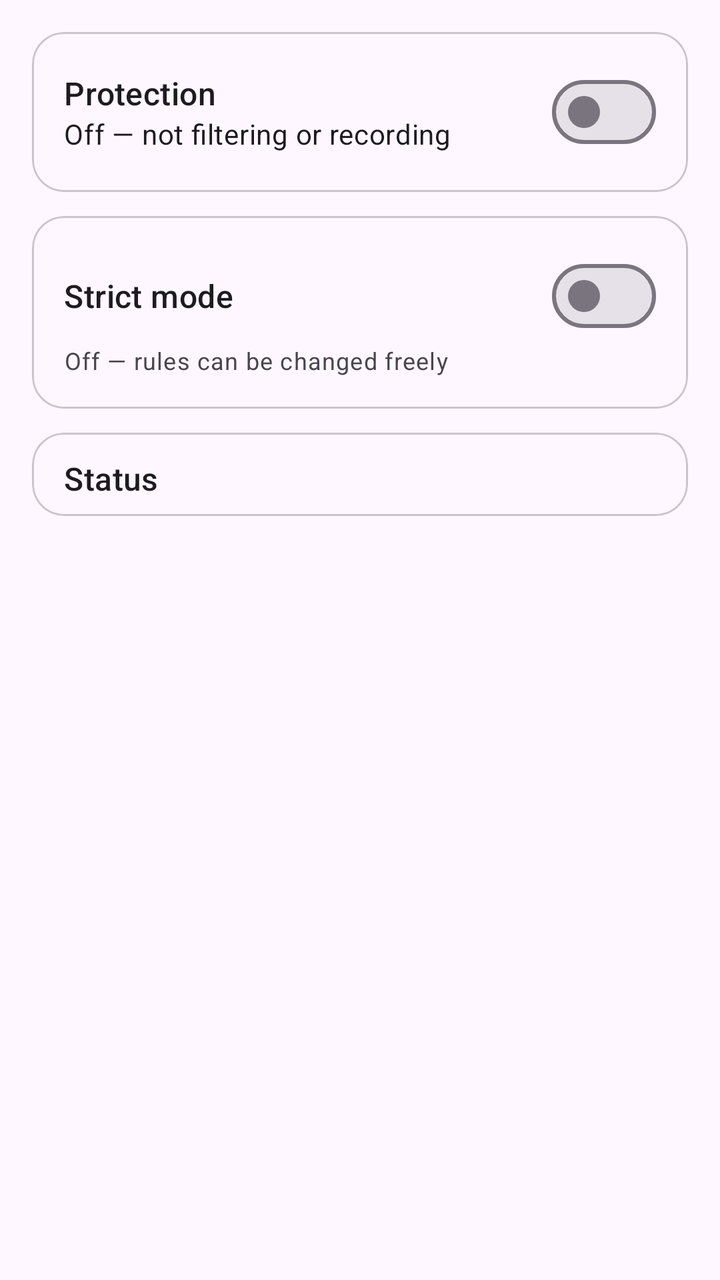
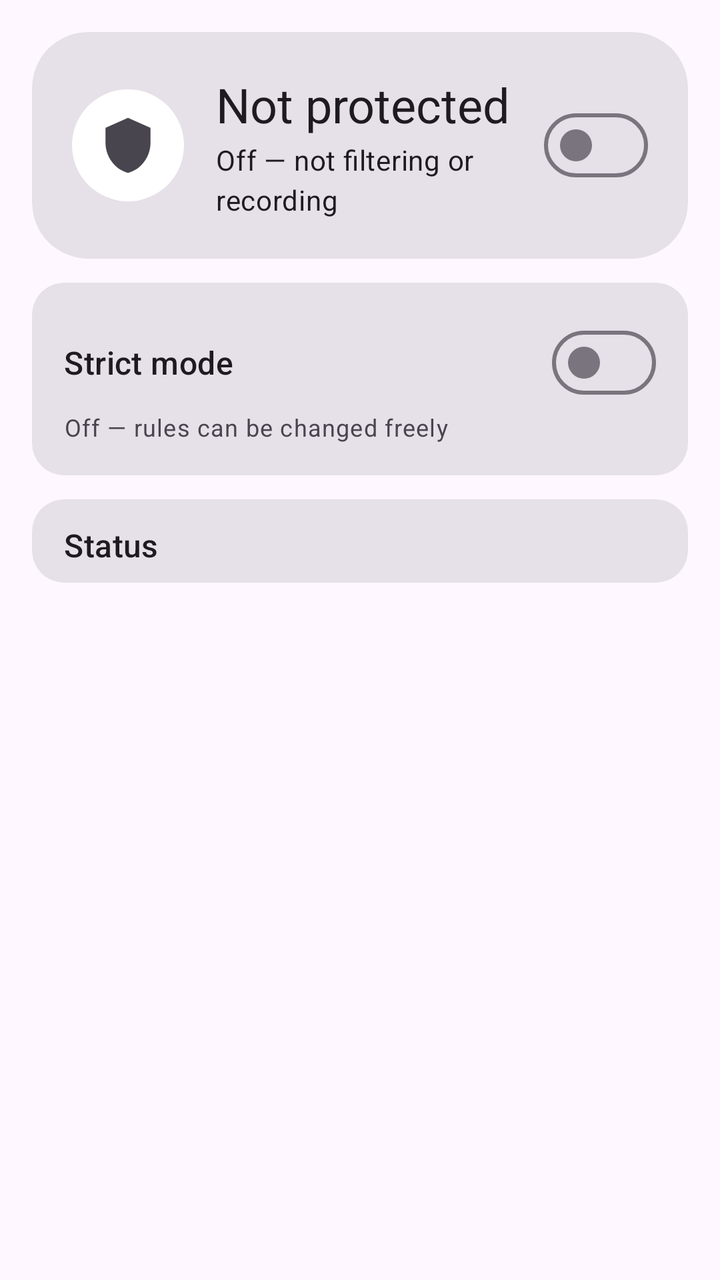

Two renders of the same Android screen: before a commit and after it. Below are the layout's source before the change and the commit's diff.
<!-- AndroidManifest.xml: application theme Theme.FocusFence -->
<!-- res/layout/fragment_home.xml -->
<?xml version="1.0" encoding="utf-8"?>
<androidx.core.widget.NestedScrollView
    xmlns:android="http://schemas.android.com/apk/res/android"
    xmlns:app="http://schemas.android.com/apk/res-auto"
    android:layout_width="match_parent"
    android:layout_height="match_parent"
    android:fillViewport="true">

    <LinearLayout
        android:layout_width="match_parent"
        android:layout_height="wrap_content"
        android:orientation="vertical"
        android:padding="16dp">

        <com.google.android.material.card.MaterialCardView
            android:layout_width="match_parent"
            android:layout_height="wrap_content"
            app:cardCornerRadius="16dp"
            app:contentPadding="16dp">

            <LinearLayout
                android:layout_width="match_parent"
                android:layout_height="wrap_content"
                android:gravity="center_vertical"
                android:orientation="horizontal">

                <LinearLayout
                    android:layout_width="0dp"
                    android:layout_height="wrap_content"
                    android:layout_weight="1"
                    android:orientation="vertical">

                    <TextView
                        android:layout_width="wrap_content"
                        android:layout_height="wrap_content"
                        android:text="@string/blocking_switch_label"
                        android:textAppearance="?attr/textAppearanceTitleMedium" />

                    <TextView
                        android:id="@+id/statusText"
                        android:layout_width="wrap_content"
                        android:layout_height="wrap_content"
                        android:text="@string/status_inactive"
                        android:textAppearance="?attr/textAppearanceBodyMedium" />
                </LinearLayout>

                <com.google.android.material.materialswitch.MaterialSwitch
                    android:id="@+id/vpnSwitch"
                    android:layout_width="wrap_content"
                    android:layout_height="wrap_content" />
            </LinearLayout>
        </com.google.android.material.card.MaterialCardView>

        <com.google.android.material.card.MaterialCardView
            android:layout_width="match_parent"
            android:layout_height="wrap_content"
            android:layout_marginTop="12dp"
            app:cardCornerRadius="16dp"
            app:contentPadding="16dp">

            <LinearLayout
                android:layout_width="match_parent"
                android:layout_height="wrap_content"
                android:orientation="vertical">

                <LinearLayout
                    android:layout_width="match_parent"
                    android:layout_height="wrap_content"
                    android:gravity="center_vertical"
                    android:orientation="horizontal">

                    <TextView
                        android:layout_width="0dp"
                        android:layout_height="wrap_content"
                        android:layout_weight="1"
                        android:text="@string/strict_title"
                        android:textAppearance="?attr/textAppearanceTitleMedium" />

                    <com.google.android.material.materialswitch.MaterialSwitch
                        android:id="@+id/strictSwitch"
                        android:layout_width="wrap_content"
                        android:layout_height="wrap_content" />
                </LinearLayout>

                <LinearLayout
                    android:layout_width="match_parent"
                    android:layout_height="wrap_content"
                    android:gravity="center_vertical"
                    android:orientation="horizontal">

                    <TextView
                        android:id="@+id/strictStatusText"
                        android:layout_width="0dp"
                        android:layout_height="wrap_content"
                        android:layout_weight="1"
                        android:text="@string/strict_off"
                        android:textAppearance="?attr/textAppearanceBodySmall"
                        android:textColor="?android:attr/textColorSecondary" />

                    <Button
                        android:id="@+id/strictActionButton"
                        style="@style/Widget.Material3.Button.TextButton"
                        android:layout_width="wrap_content"
                        android:layout_height="wrap_content"
                        android:text="@string/strict_request_unlock"
                        android:visibility="gone" />
                </LinearLayout>
            </LinearLayout>
        </com.google.android.material.card.MaterialCardView>

        <com.google.android.material.card.MaterialCardView
            android:layout_width="match_parent"
            android:layout_height="wrap_content"
            android:layout_marginTop="12dp"
            app:cardCornerRadius="16dp"
            app:contentPaddingTop="12dp"
            app:contentPaddingBottom="4dp">

            <LinearLayout
                android:layout_width="match_parent"
                android:layout_height="wrap_content"
                android:orientation="vertical">

                <TextView
                    android:layout_width="wrap_content"
                    android:layout_height="wrap_content"
                    android:paddingHorizontal="16dp"
                    android:text="@string/home_status_title"
                    android:textAppearance="?attr/textAppearanceTitleMedium" />

                
                <LinearLayout
                    android:id="@+id/statusContainer"
                    android:layout_width="match_parent"
                    android:layout_height="wrap_content"
                    android:layout_marginTop="4dp"
                    android:orientation="vertical" />
            </LinearLayout>
        </com.google.android.material.card.MaterialCardView>

        <com.google.android.material.card.MaterialCardView
            android:id="@+id/attentionCard"
            android:layout_width="match_parent"
            android:layout_height="wrap_content"
            android:layout_marginTop="12dp"
            android:visibility="gone"
            app:cardCornerRadius="16dp"
            app:contentPadding="16dp">

            <LinearLayout
                android:layout_width="match_parent"
                android:layout_height="wrap_content"
                android:orientation="vertical">

                <TextView
                    android:layout_width="wrap_content"
                    android:layout_height="wrap_content"
                    android:text="@string/attention_title"
                    android:textAppearance="?attr/textAppearanceTitleMedium" />

                <LinearLayout
                    android:id="@+id/accessibilityRow"
                    android:layout_width="match_parent"
                    android:layout_height="wrap_content"
                    android:gravity="center_vertical"
                    android:orientation="horizontal"
                    android:visibility="gone">

                    <TextView
                        android:layout_width="0dp"
                        android:layout_height="wrap_content"
                        android:layout_weight="1"
                        android:text="@string/attention_accessibility"
                        android:textAppearance="?attr/textAppearanceBodySmall"
                        android:textColor="?android:attr/textColorSecondary" />

                    <Button
                        android:id="@+id/accessibilityActionButton"
                        style="@style/Widget.Material3.Button.TextButton"
                        android:layout_width="wrap_content"
                        android:layout_height="wrap_content"
                        android:text="@string/section_enable_button" />
                </LinearLayout>

                <LinearLayout
                    android:id="@+id/adlistRow"
                    android:layout_width="match_parent"
                    android:layout_height="wrap_content"
                    android:gravity="center_vertical"
                    android:orientation="horizontal"
                    android:visibility="gone">

                    <TextView
                        android:layout_width="0dp"
                        android:layout_height="wrap_content"
                        android:layout_weight="1"
                        android:text="@string/attention_adlist"
                        android:textAppearance="?attr/textAppearanceBodySmall"
                        android:textColor="?android:attr/textColorSecondary" />

                    <Button
                        android:id="@+id/adlistActionButton"
                        style="@style/Widget.Material3.Button.TextButton"
                        android:layout_width="wrap_content"
                        android:layout_height="wrap_content"
                        android:text="@string/attention_adlist_action" />
                </LinearLayout>
            </LinearLayout>
        </com.google.android.material.card.MaterialCardView>
    </LinearLayout>
</androidx.core.widget.NestedScrollView>
<!-- resources referenced by this layout -->
<resources>
  <string name="attention_accessibility">Section rules and blocked apps need the accessibility permission.</string>
  <string name="attention_adlist">Ad blocking is on, but no filter list is downloaded yet.</string>
  <string name="attention_adlist_action">Open settings</string>
  <string name="attention_title">Needs attention</string>
  <string name="blocking_switch_label">Protection</string>
  <string name="home_status_title">Status</string>
  <string name="section_enable_button">Enable</string>
  <string name="status_inactive">Off — not filtering or recording</string>
  <string name="strict_off">Off — rules can be changed freely</string>
  <string name="strict_request_unlock">Request unlock</string>
  <string name="strict_title">Strict mode</string>
  <style name="Theme.FocusFence" parent="Theme.Material3.DayNight.NoActionBar">
          <item name="colorPrimary">@color/brand_primary</item>
      </style>
  <color name="brand_primary">#2E7D32</color>
</resources>

<!-- the commit's change to res/layout/fragment_home.xml (unified diff, before → after) -->
@@ -12,11 +12,13 @@
         android:orientation="vertical"
         android:padding="16dp">
 
-        <com.google.android.material.card.MaterialCardView
-            android:layout_width="match_parent"
-            android:layout_height="wrap_content"
-            app:cardCornerRadius="16dp"
-            app:contentPadding="16dp">
+        
+        <com.google.android.material.card.MaterialCardView
+            android:id="@+id/heroCard"
+            android:layout_width="match_parent"
+            android:layout_height="wrap_content"
+            app:cardCornerRadius="28dp"
+            app:contentPadding="20dp">
 
             <LinearLayout
                 android:layout_width="match_parent"
@@ -24,22 +26,41 @@
                 android:gravity="center_vertical"
                 android:orientation="horizontal">
 
+                <FrameLayout
+                    android:id="@+id/heroIconBg"
+                    android:layout_width="56dp"
+                    android:layout_height="56dp"
+                    android:background="@drawable/bg_circle">
+
+                    <ImageView
+                        android:id="@+id/heroIcon"
+                        android:layout_width="30dp"
+                        android:layout_height="30dp"
+                        android:layout_gravity="center"
+                        android:importantForAccessibility="no"
+                        android:src="@drawable/ic_shield" />
+                </FrameLayout>
+
                 <LinearLayout
                     android:layout_width="0dp"
                     android:layout_height="wrap_content"
+                    android:layout_marginStart="16dp"
+                    android:layout_marginEnd="8dp"
                     android:layout_weight="1"
                     android:orientation="vertical">
 
                     <TextView
-                        android:layout_width="wrap_content"
-                        android:layout_height="wrap_content"
-                        android:text="@string/blocking_switch_label"
-                        android:textAppearance="?attr/textAppearanceTitleMedium" />
+                        android:id="@+id/heroTitle"
+                        android:layout_width="wrap_content"
+                        android:layout_height="wrap_content"
+                        android:text="@string/hero_off"
+                        android:textAppearance="?attr/textAppearanceHeadlineSmall" />
 
                     <TextView
                         android:id="@+id/statusText"
                         android:layout_width="wrap_content"
                         android:layout_height="wrap_content"
+                        android:layout_marginTop="2dp"
                         android:text="@string/status_inactive"
                         android:textAppearance="?attr/textAppearanceBodyMedium" />
                 </LinearLayout>
@@ -47,7 +68,8 @@
                 <com.google.android.material.materialswitch.MaterialSwitch
                     android:id="@+id/vpnSwitch"
                     android:layout_width="wrap_content"
-                    android:layout_height="wrap_content" />
+                    android:layout_height="wrap_content"
+                    android:contentDescription="@string/blocking_switch_label" />
             </LinearLayout>
         </com.google.android.material.card.MaterialCardView>
 
<!-- resource entries referenced after the edit -->
@@ -1,10 +1,28 @@
 <!-- resources referenced by this layout -->
 <resources>
+  <!-- drawable bg_circle (drawable) -->
+  <?xml version="1.0" encoding="utf-8"?>
+  <shape xmlns:android="http://schemas.android.com/apk/res/android" android:shape="oval">
+      <solid android:color="#FFFFFFFF" />
+  </shape>
+  <!-- drawable ic_shield (drawable) -->
+  <?xml version="1.0" encoding="utf-8"?>
+  <vector xmlns:android="http://schemas.android.com/apk/res/android"
+      android:width="24dp"
+      android:height="24dp"
+      android:viewportWidth="24"
+      android:viewportHeight="24"
+      android:tint="?attr/colorControlNormal">
+      <path
+          android:fillColor="#FFFFFFFF"
+          android:pathData="M12,1L3,5v6c0,5.55 3.84,10.74 9,12 5.16,-1.26 9,-6.45 9,-12V5L12,1z" />
+  </vector>
   <string name="attention_accessibility">Section rules and blocked apps need the accessibility permission.</string>
   <string name="attention_adlist">Ad blocking is on, but no filter list is downloaded yet.</string>
   <string name="attention_adlist_action">Open settings</string>
   <string name="attention_title">Needs attention</string>
   <string name="blocking_switch_label">Protection</string>
+  <string name="hero_off">Not protected</string>
   <string name="home_status_title">Status</string>
   <string name="section_enable_button">Enable</string>
   <string name="status_inactive">Off — not filtering or recording</string>
@@ -13,6 +31,12 @@
   <string name="strict_title">Strict mode</string>
   <style name="Theme.FocusFence" parent="Theme.Material3.DayNight.NoActionBar">
           <item name="colorPrimary">@color/brand_primary</item>
+          
+          <item name="materialCardViewStyle">@style/Widget.Material3.CardView.Filled</item>
+          
+          <item name="android:statusBarColor">?attr/colorSurface</item>
+          <item name="android:navigationBarColor">?attr/colorSurface</item>
+          <item name="android:windowLightStatusBar">true</item>
       </style>
   <color name="brand_primary">#2E7D32</color>
 </resources>
